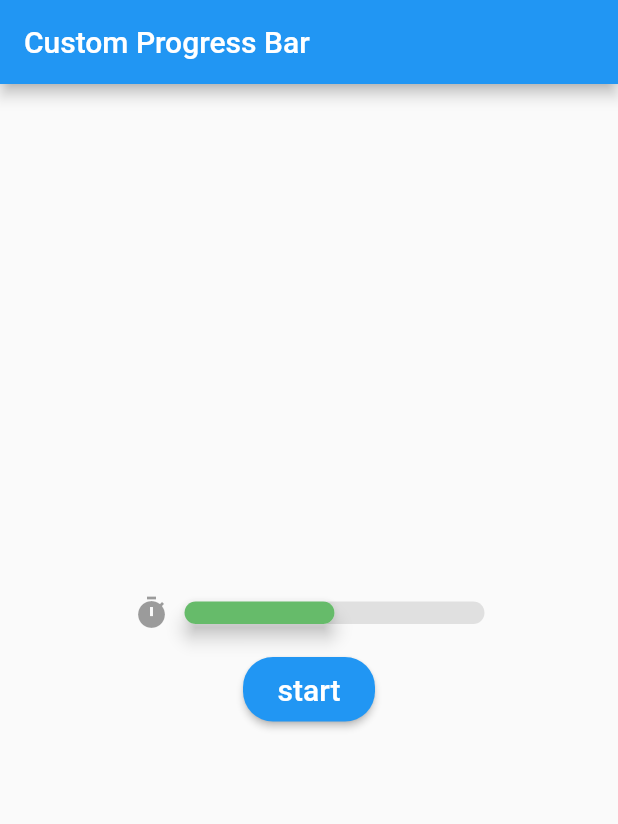
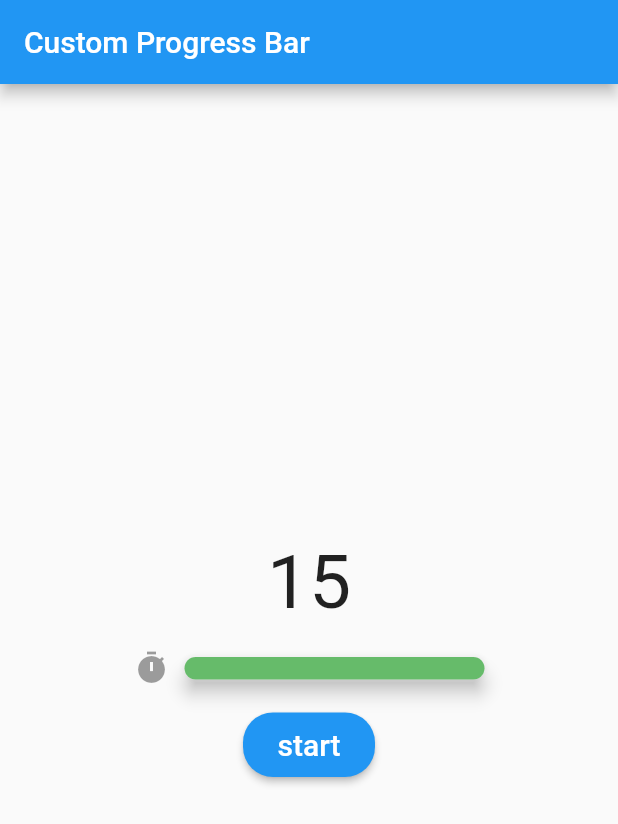
Before and after one commit to andrea-liu87/tutorial_flutter, a Flutter app: the screen it shows after launch, on a phone screen of 412 x 824 dp. Shown: the top 824 px of the screen. Run offline on Flutter 3.47's test engine with Material 2 defaults, Android fonts, the phone set to English and light mode, and no system bars.

Commit message:
Tutorial no 48 Custom Progress Bar

```diff
--- a/lib/custom_progress_bar.dart
+++ b/lib/custom_progress_bar.dart
@@ -2,11 +2,15 @@ import 'package:flutter/material.dart';
 
 class CustomProgressBar extends StatelessWidget {
   final double width;
+  final int value;
+  final int totalValue;
 
-  CustomProgressBar(this.width);
+  CustomProgressBar({this.width, this.value, this.totalValue});
 
   @override
   Widget build(BuildContext context) {
+    double ratio = value / totalValue;
+
     return Row(
       mainAxisAlignment: MainAxisAlignment.center,
       children: [
@@ -22,15 +26,23 @@ class CustomProgressBar extends StatelessWidget {
             Container(
               width: width,
               height: 15,
-              decoration: BoxDecoration(color:Colors.grey[300], borderRadius: BorderRadius.circular(10)),
+              decoration: BoxDecoration(
+                  color: Colors.grey[300],
+                  borderRadius: BorderRadius.circular(10)),
             ),
             Material(
               elevation: 5,
               borderRadius: BorderRadius.circular(10),
               child: Container(
-                width: width * 0.5,
+                width: width * ratio,
                 height: 15,
-                decoration: BoxDecoration(color:Colors.green[400], borderRadius: BorderRadius.circular(10)),
+                decoration: BoxDecoration(
+                    color: (ratio < 0.3
+                        ? Colors.red
+                        : (ratio < 0.6)
+                            ? Colors.amber
+                            : Colors.green[400]),
+                    borderRadius: BorderRadius.circular(10)),
               ),
             ),
           ],
--- a/lib/main.dart
+++ b/lib/main.dart
@@ -1,4 +1,9 @@
+import 'dart:async';
+
+import 'package:flutter/cupertino.dart';
 import 'package:flutter/material.dart';
+import 'package:provider/provider.dart';
+import 'package:tutorial_flutter/time_state.dart';
 import 'custom_progress_bar.dart';
 
 void main() {
@@ -16,20 +21,49 @@ class MyApp extends StatelessWidget {
           title: Text('Custom Progress Bar'),
         ),
         body: Center(
+          child: ChangeNotifierProvider<TimeState>(
+            create: (context) => TimeState(),
             child: Column(
               mainAxisAlignment: MainAxisAlignment.center,
               children: [
-              CustomProgressBar(200),
+                Consumer<TimeState>(
+                  builder: (context, timeState, _) => Text(
+                      timeState.timer.toString(), style: TextStyle(fontSize: 50),),
+                ),
                 SizedBox(
                   height: 15,
                 ),
-              RaisedButton(
+                Consumer<TimeState>(
+                  builder: (context, timeState, _) => CustomProgressBar(
+                      width: 200, value: timeState.timer, totalValue: 15),
+                ),
+                SizedBox(
+                  height: 15,
+                ),
+                Consumer<TimeState>(
+                  builder: (context, timeState, _) => RaisedButton(
                       color: Theme.of(context).primaryColor,
-                  shape: RoundedRectangleBorder(borderRadius: BorderRadius.circular(20),),
+                      shape: RoundedRectangleBorder(
+                        borderRadius: BorderRadius.circular(20),
+                      ),
                       padding: EdgeInsets.all(10),
-                  child: Text('start', style: TextStyle(fontSize: 20, color: Colors.white),),
-                  onPressed: () {}),
+                      child: Text(
+                        'start',
+                        style: TextStyle(fontSize: 20, color: Colors.white),
+                      ),
+                      onPressed: () {
+                        Timer.periodic(Duration(seconds: 1), (timer) {
+                          if (timeState.timer > 0) {
+                            timeState.timer -= 1;
+                          } else {
+                            timer.cancel();
+                            timeState.timer = 15;
+                          }
+                        });
+                      }),
+                ),
               ],
+            ),
           ),
         ),
       ),
--- a/lib/time_state.dart
+++ b/lib/time_state.dart
@@ -1,7 +1,7 @@
 import 'package:flutter/foundation.dart';
 
 class TimeState with ChangeNotifier {
-  int _timer;
+  int _timer = 15;
 
   int get timer => _timer;
 
--- a/pubspec.yaml
+++ b/pubspec.yaml
@@ -23,7 +23,7 @@ environment:
 dependencies:
   flutter:
     sdk: flutter
-  provider: ^3.0.0+1
+  provider: ^6.0.1
 
 
   # The following adds the Cupertino Icons font to your application.
```
Lines whose indentation alone changed are shown as unchanged.
